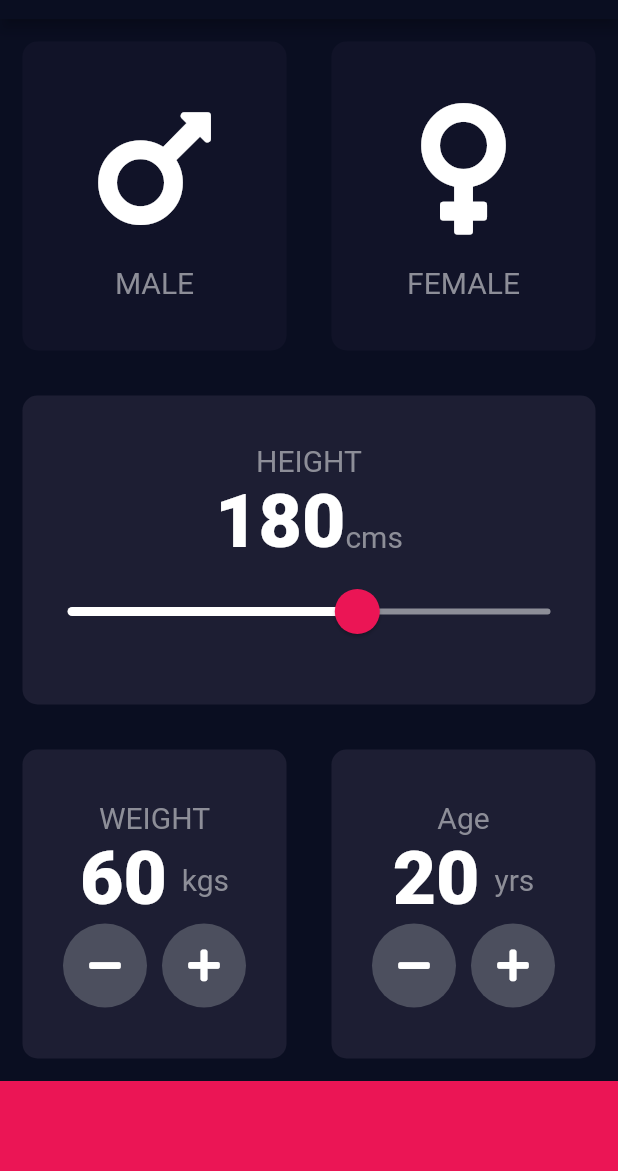
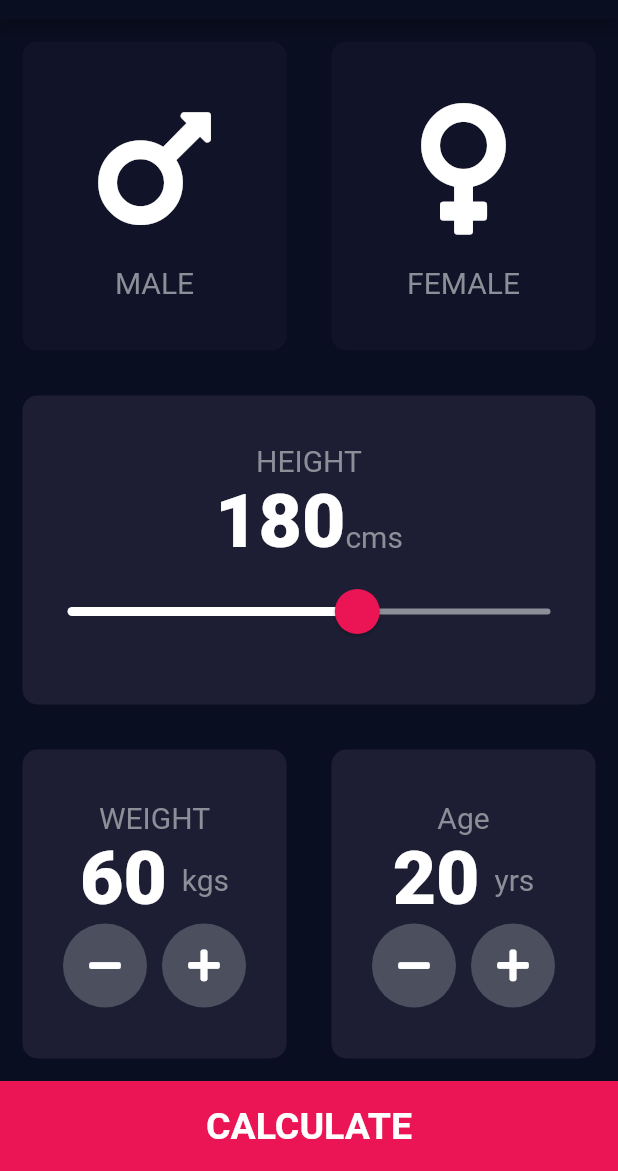
Before and after one commit to vijai-ks/BMI-Calculator, a Flutter app: the screen it shows after launch, on a phone screen of 412 x 824 dp, the part 65-1236 px from its top. Run offline on Flutter 3.47's test engine with Material 2 defaults, Android fonts, the phone set to English and light mode, and no system bars; our stand-ins replace font_awesome_flutter.

Commit message:
feat: input_page: Add calculate button
Signed-off-by: vijai-ks <vijai.ksv@gmail.com>

```diff
--- a/lib/constants.dart
+++ b/lib/constants.dart
@@ -10,6 +10,11 @@ const kNumberTextStyle = TextStyle(
   fontWeight: FontWeight.w900,
 );
 
+const kBottomTextStyle = TextStyle(
+  fontSize: 25.0,
+  fontWeight: FontWeight.w700,
+);
+
 const kBottomContainerHeight = 60.0;
 const kPrimaryCardColor = Color(0xFF1D1E33);
 const kSecondaryCardColor = Color(0xFF111328);
--- a/lib/input_page.dart
+++ b/lib/input_page.dart
@@ -247,10 +247,19 @@ class _InputPageState extends State<InputPage> {
                 ],
               ),
             ),
-            Container(
-              color: kBottomContainerColor,
-              width: double.infinity,
-              height: kBottomContainerHeight,
+            GestureDetector(
+              onTap: () {},
+              child: Container(
+                color: kBottomContainerColor,
+                width: double.infinity,
+                height: kBottomContainerHeight,
+                child: const Center(
+                  child: Text(
+                    'CALCULATE',
+                    style: kBottomTextStyle,
+                  ),
+                ),
+              ),
             ),
           ],
         ),
```
